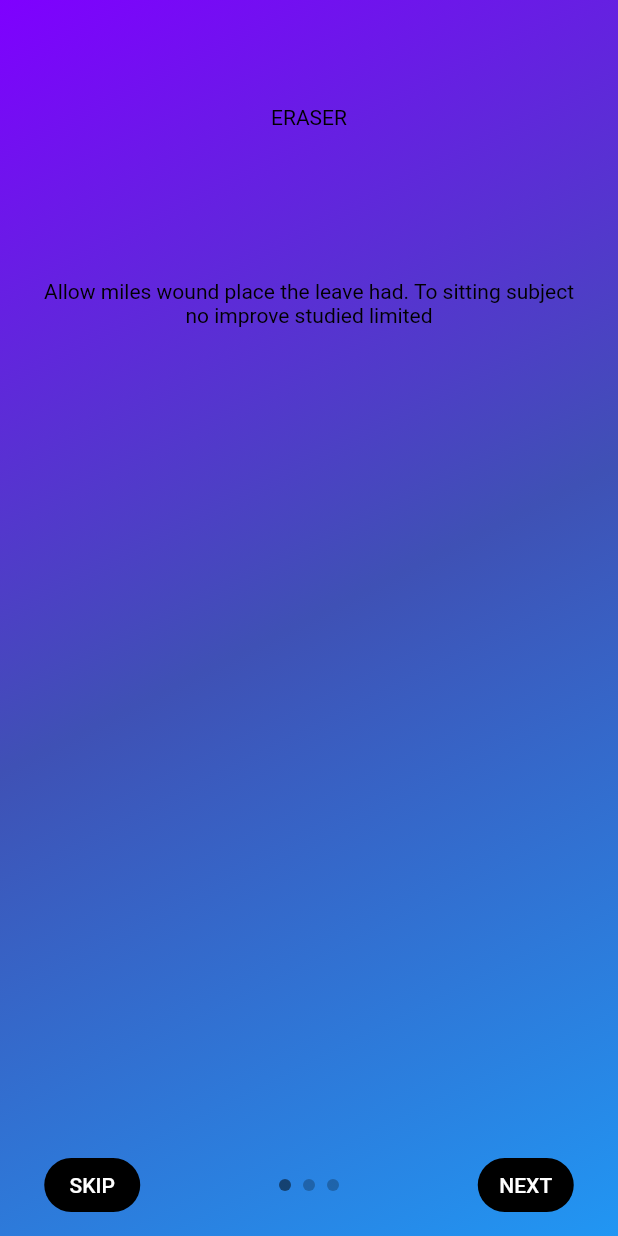
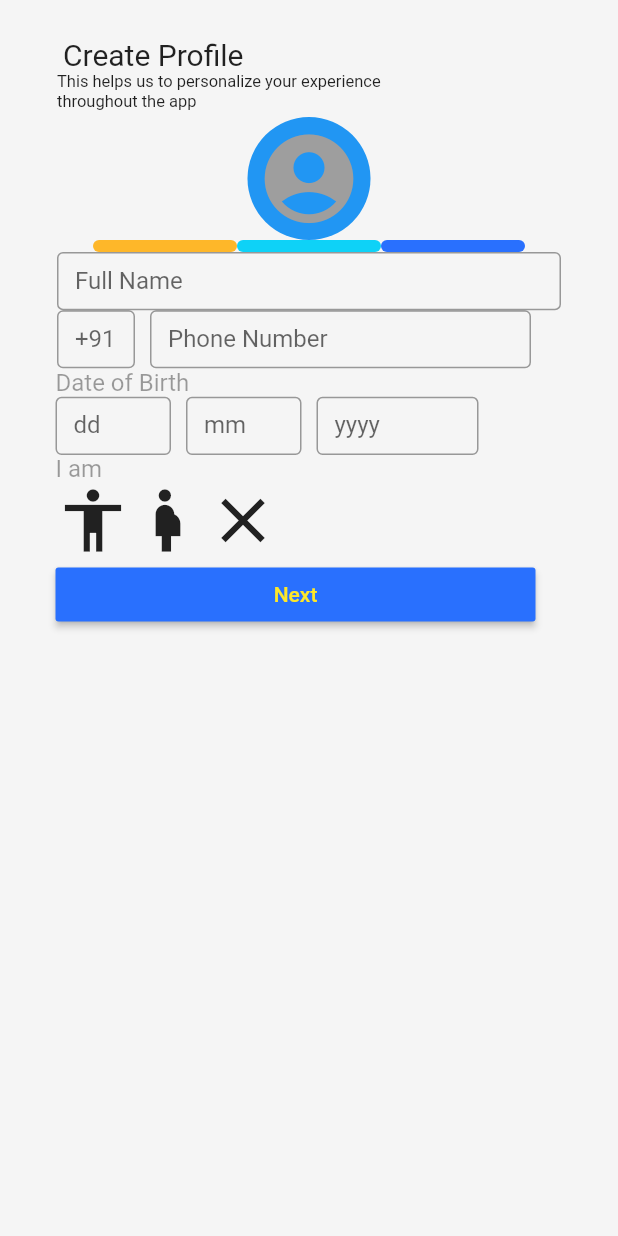
Before and after one commit to TekinaTawar/ScanF, a Flutter app: the screen it shows after launch, on a phone screen of 412 x 824 dp. Run offline on Flutter 3.47's test engine with Material 2 defaults, Android fonts, the phone set to English and light mode, and no system bars; drawn by our look-alikes of intro_slider.

Commit message:
profile screen 1 update #1

```diff
--- a/lib/main.dart
+++ b/lib/main.dart
@@ -1,5 +1,6 @@
 import 'package:flutter/material.dart';
 import './screens/intro_slider.dart';
+import './screens/create_profile_screen.dart';
 
 void main() => runApp(MyApp());
 
@@ -18,6 +19,6 @@ class MyApp extends StatelessWidget {
 class MyHomePage extends StatelessWidget {
   @override
   Widget build(BuildContext context) {
-    return Scaffold(body: IntoScreen(),);
+    return Scaffold(body:ProfileScreen(),);
   }
 }
--- a/lib/screens/create_profile_screen.dart
+++ b/lib/screens/create_profile_screen.dart
@@ -0,0 +1,232 @@
+import 'package:flutter/material.dart';
+
+class ProfileScreen extends StatelessWidget {
+  @override
+  Widget build(BuildContext context) {
+    final double height = MediaQuery.of(context).size.height;
+    final double width = MediaQuery.of(context).size.width;
+    return Scaffold(
+      backgroundColor: Color(0xfff5f5f5),
+      body: Container(
+        child: Column(
+          crossAxisAlignment: CrossAxisAlignment.start,
+          children: <Widget>[
+            Padding(
+              padding: EdgeInsets.only(
+                top: 25,
+                left: 42,
+                //bottom: 7,
+              ),
+              child: Text("Create Profile", style: TextStyle(fontSize: 20)),
+            ),
+            Padding(
+              padding: EdgeInsets.only(
+                //top: 15,
+                left: 38,
+                //bottom: 7,
+              ),
+              child: Container(
+                child: Text(
+                  "This helps us to personalize your experience throughout the app ",
+                  style: TextStyle(fontSize: 11),
+                ),
+                height: 30,
+                width: 216,
+              ),
+            ),
+            Container(
+              height: 82,
+              width: double.infinity,
+              child: Center(
+                child: Stack(
+                  children: <Widget>[
+                    CircleAvatar(
+                      backgroundColor: Colors.blue,
+                      child: Icon(
+                        Icons.account_circle,
+                        size: 71,
+                        color: Colors.grey,
+                      ),
+                      radius: 41,
+                    ),
+                  ],
+                ),
+              ),
+            ),
+            Row(
+              mainAxisAlignment: MainAxisAlignment.center,
+              children: <Widget>[
+                GestureDetector(
+                  child: Container(
+                    height: 8,
+                    width: 96,
+                    decoration: BoxDecoration(
+                      borderRadius: BorderRadius.circular(4),
+                      color: Color(0xfffeb729),
+                    ),
+                  ),
+                ),
+                GestureDetector(
+                  child: Container(
+                    height: 8,
+                    width: 96,
+                    decoration: BoxDecoration(
+                      borderRadius: BorderRadius.circular(4),
+                      color: Color(0xff0ed2f7),
+                    ),
+                  ),
+                ),
+                GestureDetector(
+                  child: Container(
+                    height: 8,
+                    width: 96,
+                    decoration: BoxDecoration(
+                      borderRadius: BorderRadius.circular(4),
+                      color: Color(0xff2970fe),
+                    ),
+                  ),
+                ),
+              ],
+            ),
+            Container(
+              child: TextField(
+                decoration: InputDecoration(
+                  border: OutlineInputBorder(),
+                  labelText: 'Full Name',
+                ),
+              ),
+              width: double.infinity,
+              height: 38.77,
+              padding: EdgeInsets.only(left: 38, right: 38),
+            ),
+            Row(
+              children: <Widget>[
+                Container(
+                  child: TextField(
+                    decoration: InputDecoration(
+                      border: OutlineInputBorder(),
+                      labelText: '+91',
+                      focusColor: Colors.black,
+                      fillColor: Color(0xfffeb729)
+                    ),
+                  ),
+                  width: 100,
+                  height: 38.77,
+                  padding: EdgeInsets.only(left: 38, right: 10),
+                ),
+                Container(
+                  child: TextField(
+                    decoration: InputDecoration(
+                      border: OutlineInputBorder(),
+                      labelText: 'Phone Number',
+                    ),
+                  ),
+                  width: 264,
+                  height: 38.77,
+                  padding: EdgeInsets.only(right: 10),
+                ),
+              ],
+            ),
+            Container(
+              child: Text(
+                'Date of Birth',
+                style: TextStyle(
+                    fontSize: 16, color: Color.fromRGBO(0, 0, 0, 0.38)),
+              ),
+              padding: EdgeInsets.only(
+                left: 37,
+              ),
+            ),
+            Row(
+              children: <Widget>[
+                Container(
+                  child: TextField(
+                    decoration: InputDecoration(
+                      border: OutlineInputBorder(),
+                      labelText: 'dd',
+                    ),
+                  ),
+                  width: 114,
+                  height: 38.77,
+                  padding: EdgeInsets.only(left: 37),
+                ),
+                Container(
+                  child: TextField(
+                    decoration: InputDecoration(
+                      border: OutlineInputBorder(),
+                      labelText: 'mm',
+                    ),
+                  ),
+                  width: 87,
+                  height: 38.77,
+                  padding: EdgeInsets.only(left: 10),
+                ),
+                Container(
+                  child: TextField(
+                    decoration: InputDecoration(
+                      border: OutlineInputBorder(),
+                      labelText: 'yyyy',
+                    ),
+                  ),
+                  width: 118,
+                  height: 38.77,
+                  padding: EdgeInsets.only(left: 10),
+                ),
+              ],
+            ),
+            Container(
+              child: Text(
+                'I am',
+                style: TextStyle(
+                  fontSize: 16,
+                  color: Color.fromRGBO(0, 0, 0, 0.38),
+                ),
+              ),
+              padding: EdgeInsets.only(
+                left: 37,
+              ),
+            ),
+            Row(
+              children: <Widget>[
+                GestureDetector(
+                  child: Container(
+                    child: Icon(
+                      Icons.accessibility,
+                      size: 50,
+                    ),
+                    padding: EdgeInsets.only(left: 37),
+                  ),
+                ),
+                GestureDetector(
+                  child: Container(
+                    child: Icon(
+                      Icons.pregnant_woman,
+                      size: 50,
+                    ),
+                  ),
+                ),
+                GestureDetector(
+                  child: Container(
+                    child: Icon(
+                      Icons.close,
+                      size: 50,
+                    ),
+                  ),
+                ),
+              ],
+            ),
+            Container(
+              padding: EdgeInsets.only(left:37),
+              child: RaisedButton(
+                onPressed: () {},
+                child: Container(child: Text('Next',style: TextStyle(color: Color(0xfffee729)),),width: 288,alignment: Alignment.center,),
+                color: Color(0xff2970fe),
+
+              ),
+            )
+          ],
+        ),
+      ),
+    );
+  }
+}
```
